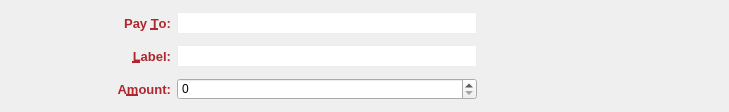
Before: the Qt Designer form src/qt/forms/sendcoinsentry.ui in LIMXTEC/Megacoin, drawn with Qt 5.
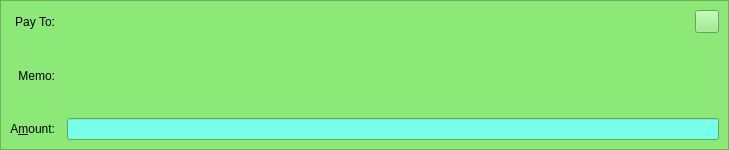
After: the same form once the commit is applied. The open tabs and pages were chosen to show the change. Icons and pictures are not drawn. Custom widgets are drawn as their Qt base class.

```diff
--- a/src/qt/forms/sendcoinsentry.ui
+++ b/src/qt/forms/sendcoinsentry.ui
@@ -1,402 +1,1221 @@
 <?xml version="1.0" encoding="UTF-8"?>
 <ui version="4.0">
  <class>SendCoinsEntry</class>
- <widget class="QFrame" name="SendCoinsEntry">
+ <widget class="QStackedWidget" name="SendCoinsEntry">
   <property name="geometry">
    <rect>
     <x>0</x>
     <y>0</y>
     <width>729</width>
-    <height>112</height>
+    <height>150</height>
    </rect>
   </property>
-  <property name="sizePolicy">
-   <sizepolicy hsizetype="Preferred" vsizetype="Fixed">
-    <horstretch>0</horstretch>
-    <verstretch>0</verstretch>
-   </sizepolicy>
-  </property>
-  <property name="windowTitle">
-   <string notr="true"/>
-  </property>
-  <property name="styleSheet">
-   <string notr="true">QLabel {
-	color: #AF272E;
-}
-QLineEdit {
-	border: 1px solid #ededed;
-	background-color: white;
-	min-height: 20px;
-}
-QComboBox {
-	border: 1px solid #ededed;
-	background-color: white;
-	min-height: 20px;
-	max-width: 60px;
-}</string>
-  </property>
-  <property name="frameShape">
-   <enum>QFrame::NoFrame</enum>
-  </property>
-  <property name="frameShadow">
-   <enum>QFrame::Sunken</enum>
-  </property>
-  <property name="lineWidth">
-   <number>0</number>
-  </property>
-  <layout class="QGridLayout" name="gridLayout_2">
-   <item row="0" column="0">
-    <spacer name="horizontalSpacer">
-     <property name="orientation">
-      <enum>Qt::Horizontal</enum>
-     </property>
-     <property name="sizeHint" stdset="0">
-      <size>
-       <width>40</width>
-       <height>20</height>
-      </size>
-     </property>
-    </spacer>
-   </item>
-   <item row="0" column="1">
-    <layout class="QGridLayout" name="gridLayout">
-     <property name="verticalSpacing">
-      <number>10</number>
-     </property>
-     <item row="0" column="0">
-      <widget class="QLabel" name="label_2">
-       <property name="font">
-        <font>
-         <pointsize>10</pointsize>
-         <weight>75</weight>
-         <bold>true</bold>
-        </font>
-       </property>
-       <property name="text">
-        <string>Pay &amp;To:</string>
-       </property>
-       <property name="alignment">
-        <set>Qt::AlignRight|Qt::AlignTrailing|Qt::AlignVCenter</set>
-       </property>
-       <property name="buddy">
-        <cstring>payTo</cstring>
-       </property>
-      </widget>
-     </item>
-     <item row="1" column="0">
-      <widget class="QLabel" name="label_4">
-       <property name="font">
-        <font>
-         <pointsize>10</pointsize>
-         <weight>75</weight>
-         <bold>true</bold>
-        </font>
-       </property>
-       <property name="text">
-        <string>&amp;Label:</string>
-       </property>
-       <property name="alignment">
-        <set>Qt::AlignRight|Qt::AlignTrailing|Qt::AlignVCenter</set>
-       </property>
-       <property name="buddy">
-        <cstring>addAsLabel</cstring>
-       </property>
-      </widget>
-     </item>
-     <item row="2" column="0">
-      <widget class="QLabel" name="label">
-       <property name="font">
-        <font>
-         <pointsize>10</pointsize>
-         <weight>75</weight>
-         <bold>true</bold>
-        </font>
-       </property>
-       <property name="text">
-        <string>A&amp;mount:</string>
-       </property>
-       <property name="alignment">
-        <set>Qt::AlignRight|Qt::AlignTrailing|Qt::AlignVCenter</set>
-       </property>
-       <property name="buddy">
-        <cstring>payAmount</cstring>
-       </property>
-      </widget>
-     </item>
-     <item row="2" column="1">
-      <layout class="QHBoxLayout" name="horizontalLayout">
-       <item>
-        <widget class="MegacoinAmountField" name="payAmount">
-         <property name="sizePolicy">
-          <sizepolicy hsizetype="Minimum" vsizetype="Fixed">
-           <horstretch>0</horstretch>
-           <verstretch>0</verstretch>
-          </sizepolicy>
-         </property>
-         <property name="minimumSize">
-          <size>
-           <width>0</width>
-           <height>0</height>
-          </size>
-         </property>
-        </widget>
-       </item>
-      </layout>
-     </item>
-     <item row="1" column="1">
-      <widget class="QValidatedLineEdit" name="addAsLabel">
-       <property name="toolTip">
-        <string>Enter a label for this address to add it to your address book</string>
-       </property>
-      </widget>
-     </item>
-     <item row="0" column="1">
-      <widget class="QValidatedLineEdit" name="payTo">
-       <property name="minimumSize">
-        <size>
-         <width>300</width>
-         <height>22</height>
-        </size>
-       </property>
-       <property name="toolTip">
-        <string>The address to send the payment to (e.g. MNS17iag9jJgTHD1VXjvLCEnZuQ3rJDE9L)</string>
-       </property>
-       <property name="maxLength">
-        <number>34</number>
-       </property>
-      </widget>
-     </item>
-    </layout>
-   </item>
-   <item row="0" column="2">
-    <layout class="QVBoxLayout" name="verticalLayout">
-     <item>
-      <layout class="QHBoxLayout" name="horizontalLayout_2">
-       <item>
-        <widget class="QPushButton" name="addButton">
-         <property name="minimumSize">
-          <size>
-           <width>28</width>
-           <height>28</height>
-          </size>
-         </property>
-         <property name="maximumSize">
-          <size>
-           <width>28</width>
-           <height>28</height>
-          </size>
-         </property>
-         <property name="toolTip">
-          <string>Send to multiple recipients at once</string>
-         </property>
-         <property name="styleSheet">
-          <string notr="true">QPushButton {
-	border: 0px solid gray;
-	image: url(:/res/add_receiver/normal.png);
-}
-
-QPushButton:!enabled {
-	image: url(:/res/add_receiver/disabled.png);
-}
-
-QPushButton:pressed:flat {
-	image: url(:/res/add_receiver/pressed.png);
-}
-
-QPushButton:hover {
-	image: url(:/res/add_receiver/hover.png);
-}</string>
-         </property>
-         <property name="text">
-          <string/>
-         </property>
-         <property name="shortcut">
-          <string>Alt+P</string>
-         </property>
-         <property name="flat">
-          <bool>true</bool>
-         </property>
-        </widget>
-       </item>
-       <item>
-        <widget class="QPushButton" name="pasteButton">
-         <property name="minimumSize">
-          <size>
-           <width>28</width>
-           <height>28</height>
-          </size>
-         </property>
-         <property name="maximumSize">
-          <size>
-           <width>28</width>
-           <height>28</height>
-          </size>
-         </property>
-         <property name="toolTip">
-          <string>Paste address from clipboard</string>
-         </property>
-         <property name="styleSheet">
-          <string notr="true">QPushButton {
-	border: 0px solid gray;
-	image: url(:/res/paste/normal.png);	
-}
-
-QPushButton:!enabled {
-	image: url(:/res/paste/disabled.png);
-}
-
-QPushButton:pressed:flat {
-	image: url(:/res/paste/pressed.png);
-}
-
-QPushButton:hover {
-	image: url(:/res/paste/hover.png);
-}</string>
-         </property>
-         <property name="text">
-          <string/>
-         </property>
-         <property name="shortcut">
-          <string>Alt+A</string>
-         </property>
-         <property name="flat">
-          <bool>true</bool>
-         </property>
-        </widget>
-       </item>
-       <item>
-        <widget class="QPushButton" name="addressBookButton">
-         <property name="minimumSize">
-          <size>
-           <width>28</width>
-           <height>28</height>
-          </size>
-         </property>
-         <property name="maximumSize">
-          <size>
-           <width>28</width>
-           <height>28</height>
-          </size>
-         </property>
-         <property name="toolTip">
-          <string>Choose address from address book</string>
-         </property>
-         <property name="styleSheet">
-          <string notr="true">QPushButton {
-	border: 0px solid gray;
-	image: url(:/res/addressbook/normal.png);
-}
-
-QPushButton:!enabled {
-	image: url(:/res/addressbook/disabled.png);
-}
-
-QPushButton:pressed:flat {
-	image: url(:/res/addressbook/pressed.png);
-}
-
-QPushButton:hover {
-	image: url(:/res/addressbook/hover.png);
-}</string>
-         </property>
-         <property name="text">
-          <string/>
-         </property>
-         <property name="shortcut">
-          <string>Alt+P</string>
-         </property>
-         <property name="flat">
-          <bool>true</bool>
-         </property>
-        </widget>
-       </item>
-       <item>
-        <widget class="QPushButton" name="deleteButton">
-         <property name="minimumSize">
-          <size>
-           <width>28</width>
-           <height>28</height>
-          </size>
-         </property>
-         <property name="maximumSize">
-          <size>
-           <width>28</width>
-           <height>28</height>
-          </size>
-         </property>
-         <property name="toolTip">
-          <string>Remove this recipient</string>
-         </property>
-         <property name="styleSheet">
-          <string notr="true">QPushButton {
-	border: 0px solid gray;
-	image: url(:/res/del_receiver/normal.png);
-}
-
-QPushButton:!enabled {
-	image: url(:/res/del_receiver/disabled.png);
-}
-
-QPushButton:pressed:flat {
-	image: url(:/res/del_receiver/pressed.png);
-}
-
-QPushButton:hover {
-	image: url(:/res/del_receiver/hover.png);
-}</string>
-         </property>
-         <property name="text">
-          <string/>
-         </property>
-         <property name="flat">
-          <bool>true</bool>
-         </property>
-        </widget>
-       </item>
-      </layout>
-     </item>
-     <item>
-      <spacer name="verticalSpacer">
-       <property name="orientation">
-        <enum>Qt::Vertical</enum>
-       </property>
-       <property name="sizeHint" stdset="0">
-        <size>
-         <width>20</width>
-         <height>40</height>
-        </size>
-       </property>
-      </spacer>
-     </item>
-    </layout>
-   </item>
-   <item row="0" column="3">
-    <spacer name="horizontalSpacer_2">
-     <property name="orientation">
-      <enum>Qt::Horizontal</enum>
-     </property>
-     <property name="sizeHint" stdset="0">
-      <size>
-       <width>40</width>
-       <height>20</height>
-      </size>
-     </property>
-    </spacer>
-   </item>
-  </layout>
+  <property name="focusPolicy">
+   <enum>Qt::TabFocus</enum>
+  </property>
+  <property name="autoFillBackground">
+   <bool>false</bool>
+  </property>
+  <widget class="QFrame" name="SendCoins">
+   <property name="toolTip">
+    <string>This is a normal payment.</string>
+   </property>
+   <property name="frameShape">
+    <enum>QFrame::StyledPanel</enum>
+   </property>
+   <property name="frameShadow">
+    <enum>QFrame::Sunken</enum>
+   </property>
+   <layout class="QGridLayout" name="gridLayout">
+    <property name="spacing">
+     <number>12</number>
+    </property>
+    <item row="0" column="0">
+     <widget class="QLabel" name="payToLabel">
+      <property name="text">
+       <string>Pay &amp;To:</string>
+      </property>
+      <property name="alignment">
+       <set>Qt::AlignRight|Qt::AlignTrailing|Qt::AlignVCenter</set>
+      </property>
+      <property name="buddy">
+       <cstring>payTo</cstring>
+      </property>
+     </widget>
+    </item>
+    <item row="0" column="1">
+     <layout class="QHBoxLayout" name="payToLayout">
+      <property name="spacing">
+       <number>0</number>
+      </property>
+      <item>
+       <widget class="QValidatedLineEdit" name="payTo">
+        <property name="toolTip">
+         <string>The Megacoin address to send the payment to</string>
+        </property>
+       </widget>
+      </item>
+      <item>
+       <widget class="QToolButton" name="addressBookButton">
+        <property name="toolTip">
+         <string>Choose previously used address</string>
+        </property>
+        <property name="text">
+         <string/>
+        </property>
+        <property name="icon">
+         <iconset resource="../bitcoin.qrc">
+          <normaloff>:/icons/address-book</normaloff>:/icons/address-book</iconset>
+        </property>
+        <property name="shortcut">
+         <string>Alt+A</string>
+        </property>
+       </widget>
+      </item>
+      <item>
+       <widget class="QToolButton" name="pasteButton">
+        <property name="toolTip">
+         <string>Paste address from clipboard</string>
+        </property>
+        <property name="text">
+         <string/>
+        </property>
+        <property name="icon">
+         <iconset resource="../bitcoin.qrc">
+          <normaloff>:/icons/editpaste</normaloff>:/icons/editpaste</iconset>
+        </property>
+        <property name="shortcut">
+         <string>Alt+P</string>
+        </property>
+       </widget>
+      </item>
+      <item>
+       <widget class="QToolButton" name="deleteButton">
+        <property name="toolTip">
+         <string>Remove this entry</string>
+        </property>
+        <property name="text">
+         <string/>
+        </property>
+        <property name="icon">
+         <iconset resource="../bitcoin.qrc">
+          <normaloff>:/icons/remove</normaloff>:/icons/remove</iconset>
+        </property>
+       </widget>
+      </item>
+     </layout>
+    </item>
+    <item row="1" column="0">
+     <widget class="QLabel" name="labellLabel">
+      <property name="text">
+       <string>&amp;Label:</string>
+      </property>
+      <property name="alignment">
+       <set>Qt::AlignRight|Qt::AlignTrailing|Qt::AlignVCenter</set>
+      </property>
+      <property name="buddy">
+       <cstring>addAsLabel</cstring>
+      </property>
+     </widget>
+    </item>
+    <item row="1" column="1">
+     <widget class="QLineEdit" name="addAsLabel">
+      <property name="toolTip">
+       <string>Enter a label for this address to add it to the list of used addresses</string>
+      </property>
+     </widget>
+    </item>
+    <item row="2" column="0">
+     <widget class="QLabel" name="amountLabel">
+      <property name="text">
+       <string>A&amp;mount:</string>
+      </property>
+      <property name="alignment">
+       <set>Qt::AlignRight|Qt::AlignTrailing|Qt::AlignVCenter</set>
+      </property>
+      <property name="buddy">
+       <cstring>payAmount</cstring>
+      </property>
+     </widget>
+    </item>
+    <item row="2" column="1">
+     <widget class="BitcoinAmountField" name="payAmount"/>
+    </item>
+    <item row="3" column="0">
+     <widget class="QLabel" name="messageLabel">
+      <property name="text">
+       <string>Message:</string>
+      </property>
+      <property name="alignment">
+       <set>Qt::AlignRight|Qt::AlignTrailing|Qt::AlignVCenter</set>
+      </property>
+     </widget>
+    </item>
+    <item row="3" column="1">
+     <widget class="QLabel" name="messageTextLabel">
+      <property name="toolTip">
+       <string>A message that was attached to the megacoin: URI which will be stored with the transaction for your reference. Note: This message will not be sent over the Megacoin network.</string>
+      </property>
+      <property name="textFormat">
+       <enum>Qt::PlainText</enum>
+      </property>
+     </widget>
+    </item>
+   </layout>
+  </widget>
+  <widget class="QFrame" name="SendCoins_InsecurePaymentRequest">
+   <property name="palette">
+    <palette>
+     <active>
+      <colorrole role="WindowText">
+       <brush brushstyle="SolidPattern">
+        <color alpha="255">
+         <red>0</red>
+         <green>0</green>
+         <blue>0</blue>
+        </color>
+       </brush>
+      </colorrole>
+      <colorrole role="Button">
+       <brush brushstyle="SolidPattern">
+        <color alpha="255">
+         <red>255</red>
+         <green>255</green>
+         <blue>127</blue>
+        </color>
+       </brush>
+      </colorrole>
+      <colorrole role="Light">
+       <brush brushstyle="SolidPattern">
+        <color alpha="255">
+         <red>255</red>
+         <green>255</green>
+         <blue>255</blue>
+        </color>
+       </brush>
+      </colorrole>
+      <colorrole role="Midlight">
+       <brush brushstyle="SolidPattern">
+        <color alpha="255">
+         <red>255</red>
+         <green>255</green>
+         <blue>191</blue>
+        </color>
+       </brush>
+      </colorrole>
+      <colorrole role="Dark">
+       <brush brushstyle="SolidPattern">
+        <color alpha="255">
+         <red>127</red>
+         <green>127</green>
+         <blue>63</blue>
+        </color>
+       </brush>
+      </colorrole>
+      <colorrole role="Mid">
+       <brush brushstyle="SolidPattern">
+        <color alpha="255">
+         <red>170</red>
+         <green>170</green>
+         <blue>84</blue>
+        </color>
+       </brush>
+      </colorrole>
+      <colorrole role="Text">
+       <brush brushstyle="SolidPattern">
+        <color alpha="255">
+         <red>0</red>
+         <green>0</green>
+         <blue>0</blue>
+        </color>
+       </brush>
+      </colorrole>
+      <colorrole role="BrightText">
+       <brush brushstyle="SolidPattern">
+        <color alpha="255">
+         <red>255</red>
+         <green>255</green>
+         <blue>255</blue>
+        </color>
+       </brush>
+      </colorrole>
+      <colorrole role="ButtonText">
+       <brush brushstyle="SolidPattern">
+        <color alpha="255">
+         <red>0</red>
+         <green>0</green>
+         <blue>0</blue>
+        </color>
+       </brush>
+      </colorrole>
+      <colorrole role="Base">
+       <brush brushstyle="SolidPattern">
+        <color alpha="255">
+         <red>255</red>
+         <green>255</green>
+         <blue>255</blue>
+        </color>
+       </brush>
+      </colorrole>
+      <colorrole role="Window">
+       <brush brushstyle="SolidPattern">
+        <color alpha="255">
+         <red>255</red>
+         <green>255</green>
+         <blue>127</blue>
+        </color>
+       </brush>
+      </colorrole>
+      <colorrole role="Shadow">
+       <brush brushstyle="SolidPattern">
+        <color alpha="255">
+         <red>0</red>
+         <green>0</green>
+         <blue>0</blue>
+        </color>
+       </brush>
+      </colorrole>
+      <colorrole role="AlternateBase">
+       <brush brushstyle="SolidPattern">
+        <color alpha="255">
+         <red>255</red>
+         <green>255</green>
+         <blue>191</blue>
+        </color>
+       </brush>
+      </colorrole>
+      <colorrole role="ToolTipBase">
+       <brush brushstyle="SolidPattern">
+        <color alpha="255">
+         <red>255</red>
+         <green>255</green>
+         <blue>220</blue>
+        </color>
+       </brush>
+      </colorrole>
+      <colorrole role="ToolTipText">
+       <brush brushstyle="SolidPattern">
+        <color alpha="255">
+         <red>0</red>
+         <green>0</green>
+         <blue>0</blue>
+        </color>
+       </brush>
+      </colorrole>
+     </active>
+     <inactive>
+      <colorrole role="WindowText">
+       <brush brushstyle="SolidPattern">
+        <color alpha="255">
+         <red>0</red>
+         <green>0</green>
+         <blue>0</blue>
+        </color>
+       </brush>
+      </colorrole>
+      <colorrole role="Button">
+       <brush brushstyle="SolidPattern">
+        <color alpha="255">
+         <red>255</red>
+         <green>255</green>
+         <blue>127</blue>
+        </color>
+       </brush>
+      </colorrole>
+      <colorrole role="Light">
+       <brush brushstyle="SolidPattern">
+        <color alpha="255">
+         <red>255</red>
+         <green>255</green>
+         <blue>255</blue>
+        </color>
+       </brush>
+      </colorrole>
+      <colorrole role="Midlight">
+       <brush brushstyle="SolidPattern">
+        <color alpha="255">
+         <red>255</red>
+         <green>255</green>
+         <blue>191</blue>
+        </color>
+       </brush>
+      </colorrole>
+      <colorrole role="Dark">
+       <brush brushstyle="SolidPattern">
+        <color alpha="255">
+         <red>127</red>
+         <green>127</green>
+         <blue>63</blue>
+        </color>
+       </brush>
+      </colorrole>
+      <colorrole role="Mid">
+       <brush brushstyle="SolidPattern">
+        <color alpha="255">
+         <red>170</red>
+         <green>170</green>
+         <blue>84</blue>
+        </color>
+       </brush>
+      </colorrole>
+      <colorrole role="Text">
+       <brush brushstyle="SolidPattern">
+        <color alpha="255">
+         <red>0</red>
+         <green>0</green>
+         <blue>0</blue>
+        </color>
+       </brush>
+      </colorrole>
+      <colorrole role="BrightText">
+       <brush brushstyle="SolidPattern">
+        <color alpha="255">
+         <red>255</red>
+         <green>255</green>
+         <blue>255</blue>
+        </color>
+       </brush>
+      </colorrole>
+      <colorrole role="ButtonText">
+       <brush brushstyle="SolidPattern">
+        <color alpha="255">
+         <red>0</red>
+         <green>0</green>
+         <blue>0</blue>
+        </color>
+       </brush>
+      </colorrole>
+      <colorrole role="Base">
+       <brush brushstyle="SolidPattern">
+        <color alpha="255">
+         <red>255</red>
+         <green>255</green>
+         <blue>255</blue>
+        </color>
+       </brush>
+      </colorrole>
+      <colorrole role="Window">
+       <brush brushstyle="SolidPattern">
+        <color alpha="255">
+         <red>255</red>
+         <green>255</green>
+         <blue>127</blue>
+        </color>
+       </brush>
+      </colorrole>
+      <colorrole role="Shadow">
+       <brush brushstyle="SolidPattern">
+        <color alpha="255">
+         <red>0</red>
+         <green>0</green>
+         <blue>0</blue>
+        </color>
+       </brush>
+      </colorrole>
+      <colorrole role="AlternateBase">
+       <brush brushstyle="SolidPattern">
+        <color alpha="255">
+         <red>255</red>
+         <green>255</green>
+         <blue>191</blue>
+        </color>
+       </brush>
+      </colorrole>
+      <colorrole role="ToolTipBase">
+       <brush brushstyle="SolidPattern">
+        <color alpha="255">
+         <red>255</red>
+         <green>255</green>
+         <blue>220</blue>
+        </color>
+       </brush>
+      </colorrole>
+      <colorrole role="ToolTipText">
+       <brush brushstyle="SolidPattern">
+        <color alpha="255">
+         <red>0</red>
+         <green>0</green>
+         <blue>0</blue>
+        </color>
+       </brush>
+      </colorrole>
+     </inactive>
+     <disabled>
+      <colorrole role="WindowText">
+       <brush brushstyle="SolidPattern">
+        <color alpha="255">
+         <red>127</red>
+         <green>127</green>
+         <blue>63</blue>
+        </color>
+       </brush>
+      </colorrole>
+      <colorrole role="Button">
+       <brush brushstyle="SolidPattern">
+        <color alpha="255">
+         <red>255</red>
+         <green>255</green>
+         <blue>127</blue>
+        </color>
+       </brush>
+      </colorrole>
+      <colorrole role="Light">
+       <brush brushstyle="SolidPattern">
+        <color alpha="255">
+         <red>255</red>
+         <green>255</green>
+         <blue>255</blue>
+        </color>
+       </brush>
+      </colorrole>
+      <colorrole role="Midlight">
+       <brush brushstyle="SolidPattern">
+        <color alpha="255">
+         <red>255</red>
+         <green>255</green>
+         <blue>191</blue>
+        </color>
+       </brush>
+      </colorrole>
+      <colorrole role="Dark">
+       <brush brushstyle="SolidPattern">
+        <color alpha="255">
+         <red>127</red>
+         <green>127</green>
+         <blue>63</blue>
+        </color>
+       </brush>
+      </colorrole>
+      <colorrole role="Mid">
+       <brush brushstyle="SolidPattern">
+        <color alpha="255">
+         <red>170</red>
+         <green>170</green>
+         <blue>84</blue>
+        </color>
+       </brush>
+      </colorrole>
+      <colorrole role="Text">
+       <brush brushstyle="SolidPattern">
+        <color alpha="255">
+         <red>127</red>
+         <green>127</green>
+         <blue>63</blue>
+        </color>
+       </brush>
+      </colorrole>
+      <colorrole role="BrightText">
+       <brush brushstyle="SolidPattern">
+        <color alpha="255">
+         <red>255</red>
+         <green>255</green>
+         <blue>255</blue>
+        </color>
+       </brush>
+      </colorrole>
+      <colorrole role="ButtonText">
+       <brush brushstyle="SolidPattern">
+        <color alpha="255">
+         <red>127</red>
+         <green>127</green>
+         <blue>63</blue>
+        </color>
+       </brush>
+      </colorrole>
+      <colorrole role="Base">
+       <brush brushstyle="SolidPattern">
+        <color alpha="255">
+         <red>255</red>
+         <green>255</green>
+         <blue>127</blue>
+        </color>
+       </brush>
+      </colorrole>
+      <colorrole role="Window">
+       <brush brushstyle="SolidPattern">
+        <color alpha="255">
+         <red>255</red>
+         <green>255</green>
+         <blue>127</blue>
+        </color>
+       </brush>
+      </colorrole>
+      <colorrole role="Shadow">
+       <brush brushstyle="SolidPattern">
+        <color alpha="255">
+         <red>0</red>
+         <green>0</green>
+         <blue>0</blue>
+        </color>
+       </brush>
+      </colorrole>
+      <colorrole role="AlternateBase">
+       <brush brushstyle="SolidPattern">
+        <color alpha="255">
+         <red>255</red>
+         <green>255</green>
+         <blue>127</blue>
+        </color>
+       </brush>
+      </colorrole>
+      <colorrole role="ToolTipBase">
+       <brush brushstyle="SolidPattern">
+        <color alpha="255">
+         <red>255</red>
+         <green>255</green>
+         <blue>220</blue>
+        </color>
+       </brush>
+      </colorrole>
+      <colorrole role="ToolTipText">
+       <brush brushstyle="SolidPattern">
+        <color alpha="255">
+         <red>0</red>
+         <green>0</green>
+         <blue>0</blue>
+        </color>
+       </brush>
+      </colorrole>
+     </disabled>
+    </palette>
+   </property>
+   <property name="toolTip">
+    <string>This is an unverified payment request.</string>
+   </property>
+   <property name="autoFillBackground">
+    <bool>true</bool>
+   </property>
+   <property name="frameShape">
+    <enum>QFrame::StyledPanel</enum>
+   </property>
+   <property name="frameShadow">
+    <enum>QFrame::Sunken</enum>
+   </property>
+   <layout class="QGridLayout" name="gridLayout_is">
+    <property name="spacing">
+     <number>12</number>
+    </property>
+    <item row="0" column="0">
+     <widget class="QLabel" name="payToLabel_is">
+      <property name="text">
+       <string>Pay To:</string>
+      </property>
+      <property name="alignment">
+       <set>Qt::AlignRight|Qt::AlignTrailing|Qt::AlignVCenter</set>
+      </property>
+     </widget>
+    </item>
+    <item row="0" column="1">
+     <layout class="QHBoxLayout" name="payToLayout_is">
+      <property name="spacing">
+       <number>0</number>
+      </property>
+      <item>
+       <widget class="QLabel" name="payTo_is"/>
+      </item>
+      <item>
+       <widget class="QToolButton" name="deleteButton_is">
+        <property name="toolTip">
+         <string>Remove this entry</string>
+        </property>
+        <property name="text">
+         <string/>
+        </property>
+        <property name="icon">
+         <iconset resource="../bitcoin.qrc">
+          <normaloff>:/icons/remove</normaloff>:/icons/remove</iconset>
+        </property>
+       </widget>
+      </item>
+     </layout>
+    </item>
+    <item row="1" column="0">
+     <widget class="QLabel" name="memoLabel_is">
+      <property name="text">
+       <string>Memo:</string>
+      </property>
+      <property name="alignment">
+       <set>Qt::AlignRight|Qt::AlignTrailing|Qt::AlignVCenter</set>
+      </property>
+     </widget>
+    </item>
+    <item row="1" column="1">
+     <widget class="QLabel" name="memoTextLabel_is">
+      <property name="textFormat">
+       <enum>Qt::PlainText</enum>
+      </property>
+     </widget>
+    </item>
+    <item row="2" column="0">
+     <widget class="QLabel" name="amountLabel_is">
+      <property name="text">
+       <string>A&amp;mount:</string>
+      </property>
+      <property name="alignment">
+       <set>Qt::AlignRight|Qt::AlignTrailing|Qt::AlignVCenter</set>
+      </property>
+      <property name="buddy">
+       <cstring>payAmount_is</cstring>
+      </property>
+     </widget>
+    </item>
+    <item row="2" column="1">
+     <widget class="BitcoinAmountField" name="payAmount_is">
+      <property name="acceptDrops">
+       <bool>false</bool>
+      </property>
+     </widget>
+    </item>
+   </layout>
+  </widget>
+  <widget class="QFrame" name="SendCoins_SecurePaymentRequest">
+   <property name="palette">
+    <palette>
+     <active>
+      <colorrole role="WindowText">
+       <brush brushstyle="SolidPattern">
+        <color alpha="255">
+         <red>0</red>
+         <green>0</green>
+         <blue>0</blue>
+        </color>
+       </brush>
+      </colorrole>
+      <colorrole role="Button">
+       <brush brushstyle="SolidPattern">
+        <color alpha="255">
+         <red>140</red>
+         <green>232</green>
+         <blue>119</blue>
+        </color>
+       </brush>
+      </colorrole>
+      <colorrole role="Light">
+       <brush brushstyle="SolidPattern">
+        <color alpha="255">
+         <red>230</red>
+         <green>255</green>
+         <blue>224</blue>
+        </color>
+       </brush>
+      </colorrole>
+      <colorrole role="Midlight">
+       <brush brushstyle="SolidPattern">
+        <color alpha="255">
+         <red>185</red>
+         <green>243</green>
+         <blue>171</blue>
+        </color>
+       </brush>
+      </colorrole>
+      <colorrole role="Dark">
+       <brush brushstyle="SolidPattern">
+        <color alpha="255">
+         <red>70</red>
+         <green>116</green>
+         <blue>59</blue>
+        </color>
+       </brush>
+      </colorrole>
+      <colorrole role="Mid">
+       <brush brushstyle="SolidPattern">
+        <color alpha="255">
+         <red>93</red>
+         <green>155</green>
+         <blue>79</blue>
+        </color>
+       </brush>
+      </colorrole>
+      <colorrole role="Text">
+       <brush brushstyle="SolidPattern">
+        <color alpha="255">
+         <red>0</red>
+         <green>0</green>
+         <blue>0</blue>
+        </color>
+       </brush>
+      </colorrole>
+      <colorrole role="BrightText">
+       <brush brushstyle="SolidPattern">
+        <color alpha="255">
+         <red>155</red>
+         <green>255</green>
+         <blue>147</blue>
+        </color>
+       </brush>
+      </colorrole>
+      <colorrole role="ButtonText">
+       <brush brushstyle="SolidPattern">
+        <color alpha="255">
+         <red>0</red>
+         <green>0</green>
+         <blue>0</blue>
+        </color>
+       </brush>
+      </colorrole>
+      <colorrole role="Base">
+       <brush brushstyle="SolidPattern">
+        <color alpha="255">
+         <red>119</red>
+         <green>255</green>
+         <blue>233</blue>
+        </color>
+       </brush>
+      </colorrole>
+      <colorrole role="Window">
+       <brush brushstyle="SolidPattern">
+        <color alpha="255">
+         <red>140</red>
+         <green>232</green>
+         <blue>119</blue>
+        </color>
+       </brush>
+      </colorrole>
+      <colorrole role="Shadow">
+       <brush brushstyle="SolidPattern">
+        <color alpha="255">
+         <red>0</red>
+         <green>0</green>
+         <blue>0</blue>
+        </color>
+       </brush>
+      </colorrole>
+      <colorrole role="AlternateBase">
+       <brush brushstyle="SolidPattern">
+        <color alpha="255">
+         <red>197</red>
+         <green>243</green>
+         <blue>187</blue>
+        </color>
+       </brush>
+      </colorrole>
+      <colorrole role="NoRole">
+       <brush brushstyle="SolidPattern">
+        <color alpha="255">
+         <red>125</red>
+         <green>194</green>
+         <blue>122</blue>
+        </color>
+       </brush>
+      </colorrole>
+      <colorrole role="ToolTipBase">
+       <brush brushstyle="SolidPattern">
+        <color alpha="255">
+         <red>255</red>
+         <green>255</green>
+         <blue>220</blue>
+        </color>
+       </brush>
+      </colorrole>
+      <colorrole role="ToolTipText">
+       <brush brushstyle="SolidPattern">
+        <color alpha="255">
+         <red>0</red>
+         <green>0</green>
+         <blue>0</blue>
+        </color>
+       </brush>
+      </colorrole>
+     </active>
+     <inactive>
+      <colorrole role="WindowText">
+       <brush brushstyle="SolidPattern">
+        <color alpha="255">
+         <red>0</red>
+         <green>0</green>
+         <blue>0</blue>
+        </color>
+       </brush>
+      </colorrole>
+      <colorrole role="Button">
+       <brush brushstyle="SolidPattern">
+        <color alpha="255">
+         <red>140</red>
+         <green>232</green>
+         <blue>119</blue>
+        </color>
+       </brush>
+      </colorrole>
+      <colorrole role="Light">
+       <brush brushstyle="SolidPattern">
+        <color alpha="255">
+         <red>230</red>
+         <green>255</green>
+         <blue>224</blue>
+        </color>
+       </brush>
+      </colorrole>
+      <colorrole role="Midlight">
+       <brush brushstyle="SolidPattern">
+        <color alpha="255">
+         <red>185</red>
+         <green>243</green>
+         <blue>171</blue>
+        </color>
+       </brush>
+      </colorrole>
+      <colorrole role="Dark">
+       <brush brushstyle="SolidPattern">
+        <color alpha="255">
+         <red>70</red>
+         <green>116</green>
+         <blue>59</blue>
+        </color>
+       </brush>
+      </colorrole>
+      <colorrole role="Mid">
+       <brush brushstyle="SolidPattern">
+        <color alpha="255">
+         <red>93</red>
+         <green>155</green>
+         <blue>79</blue>
+        </color>
+       </brush>
+      </colorrole>
+      <colorrole role="Text">
+       <brush brushstyle="SolidPattern">
+        <color alpha="255">
+         <red>0</red>
+         <green>0</green>
+         <blue>0</blue>
+        </color>
+       </brush>
+      </colorrole>
+      <colorrole role="BrightText">
+       <brush brushstyle="SolidPattern">
+        <color alpha="255">
+         <red>155</red>
+         <green>255</green>
+         <blue>147</blue>
+        </color>
+       </brush>
+      </colorrole>
+      <colorrole role="ButtonText">
+       <brush brushstyle="SolidPattern">
+        <color alpha="255">
+         <red>0</red>
+         <green>0</green>
+         <blue>0</blue>
+        </color>
+       </brush>
+      </colorrole>
+      <colorrole role="Base">
+       <brush brushstyle="SolidPattern">
+        <color alpha="255">
+         <red>119</red>
+         <green>255</green>
+         <blue>233</blue>
+        </color>
+       </brush>
+      </colorrole>
+      <colorrole role="Window">
+       <brush brushstyle="SolidPattern">
+        <color alpha="255">
+         <red>140</red>
+         <green>232</green>
+         <blue>119</blue>
+        </color>
+       </brush>
+      </colorrole>
+      <colorrole role="Shadow">
+       <brush brushstyle="SolidPattern">
+        <color alpha="255">
+         <red>0</red>
+         <green>0</green>
+         <blue>0</blue>
+        </color>
+       </brush>
+      </colorrole>
+      <colorrole role="AlternateBase">
+       <brush brushstyle="SolidPattern">
+        <color alpha="255">
+         <red>197</red>
+         <green>243</green>
+         <blue>187</blue>
+        </color>
+       </brush>
+      </colorrole>
+      <colorrole role="NoRole">
+       <brush brushstyle="SolidPattern">
+        <color alpha="255">
+         <red>125</red>
+         <green>194</green>
+         <blue>122</blue>
+        </color>
+       </brush>
+      </colorrole>
+      <colorrole role="ToolTipBase">
+       <brush brushstyle="SolidPattern">
+        <color alpha="255">
+         <red>255</red>
+         <green>255</green>
+         <blue>220</blue>
+        </color>
+       </brush>
+      </colorrole>
+      <colorrole role="ToolTipText">
+       <brush brushstyle="SolidPattern">
+        <color alpha="255">
+         <red>0</red>
+         <green>0</green>
+         <blue>0</blue>
+        </color>
+       </brush>
+      </colorrole>
+     </inactive>
+     <disabled>
+      <colorrole role="WindowText">
+       <brush brushstyle="SolidPattern">
+        <color alpha="255">
+         <red>70</red>
+         <green>116</green>
+         <blue>59</blue>
+        </color>
+       </brush>
+      </colorrole>
+      <colorrole role="Button">
+       <brush brushstyle="SolidPattern">
+        <color alpha="255">
+         <red>140</red>
+         <green>232</green>
+         <blue>119</blue>
+        </color>
+       </brush>
+      </colorrole>
+      <colorrole role="Light">
+       <brush brushstyle="SolidPattern">
+        <color alpha="255">
+         <red>230</red>
+         <green>255</green>
+         <blue>224</blue>
+        </color>
+       </brush>
+      </colorrole>
+      <colorrole role="Midlight">
+       <brush brushstyle="SolidPattern">
+        <color alpha="255">
+         <red>185</red>
+         <green>243</green>
+         <blue>171</blue>
+        </color>
+       </brush>
+      </colorrole>
+      <colorrole role="Dark">
+       <brush brushstyle="SolidPattern">
+        <color alpha="255">
+         <red>70</red>
+         <green>116</green>
+         <blue>59</blue>
+        </color>
+       </brush>
+      </colorrole>
+      <colorrole role="Mid">
+       <brush brushstyle="SolidPattern">
+        <color alpha="255">
+         <red>93</red>
+         <green>155</green>
+         <blue>79</blue>
+        </color>
+       </brush>
+      </colorrole>
+      <colorrole role="Text">
+       <brush brushstyle="SolidPattern">
+        <color alpha="255">
+         <red>70</red>
+         <green>116</green>
+         <blue>59</blue>
+        </color>
+       </brush>
+      </colorrole>
+      <colorrole role="BrightText">
+       <brush brushstyle="SolidPattern">
+        <color alpha="255">
+         <red>155</red>
+         <green>255</green>
+         <blue>147</blue>
+        </color>
+       </brush>
+      </colorrole>
+      <colorrole role="ButtonText">
+       <brush brushstyle="SolidPattern">
+        <color alpha="255">
+         <red>70</red>
+         <green>116</green>
+         <blue>59</blue>
+        </color>
+       </brush>
+      </colorrole>
+      <colorrole role="Base">
+       <brush brushstyle="SolidPattern">
+        <color alpha="255">
+         <red>140</red>
+         <green>232</green>
+         <blue>119</blue>
+        </color>
+       </brush>
+      </colorrole>
+      <colorrole role="Window">
+       <brush brushstyle="SolidPattern">
+        <color alpha="255">
+         <red>140</red>
+         <green>232</green>
+         <blue>119</blue>
+        </color>
+       </brush>
+      </colorrole>
+      <colorrole role="Shadow">
+       <brush brushstyle="SolidPattern">
+        <color alpha="255">
+         <red>0</red>
+         <green>0</green>
+         <blue>0</blue>
+        </color>
+       </brush>
+      </colorrole>
+      <colorrole role="AlternateBase">
+       <brush brushstyle="SolidPattern">
+        <color alpha="255">
+         <red>140</red>
+         <green>232</green>
+         <blue>119</blue>
+        </color>
+       </brush>
+      </colorrole>
+      <colorrole role="NoRole">
+       <brush brushstyle="SolidPattern">
+        <color alpha="255">
+         <red>125</red>
+         <green>194</green>
+         <blue>122</blue>
+        </color>
+       </brush>
+      </colorrole>
+      <colorrole role="ToolTipBase">
+       <brush brushstyle="SolidPattern">
+        <color alpha="255">
+         <red>255</red>
+         <green>255</green>
+         <blue>220</blue>
+        </color>
+       </brush>
+      </colorrole>
+      <colorrole role="ToolTipText">
+       <brush brushstyle="SolidPattern">
+        <color alpha="255">
+         <red>0</red>
+         <green>0</green>
+         <blue>0</blue>
+        </color>
+       </brush>
+      </colorrole>
+     </disabled>
+    </palette>
+   </property>
+   <property name="toolTip">
+    <string>This is a verified payment request.</string>
+   </property>
+   <property name="autoFillBackground">
+    <bool>true</bool>
+   </property>
+   <property name="frameShape">
+    <enum>QFrame::StyledPanel</enum>
+   </property>
+   <property name="frameShadow">
+    <enum>QFrame::Sunken</enum>
+   </property>
+   <layout class="QGridLayout" name="gridLayout_s">
+    <property name="spacing">
+     <number>12</number>
+    </property>
+    <item row="0" column="0">
+     <widget class="QLabel" name="payToLabel_s">
+      <property name="text">
+       <string>Pay To:</string>
+      </property>
+      <property name="alignment">
+       <set>Qt::AlignRight|Qt::AlignTrailing|Qt::AlignVCenter</set>
+      </property>
+     </widget>
+    </item>
+    <item row="0" column="1">
+     <layout class="QHBoxLayout" name="payToLayout_s">
+      <property name="spacing">
+       <number>0</number>
+      </property>
+      <item>
+       <widget class="QLabel" name="payTo_s">
+        <property name="textFormat">
+         <enum>Qt::PlainText</enum>
+        </property>
+       </widget>
+      </item>
+      <item>
+       <widget class="QToolButton" name="deleteButton_s">
+        <property name="toolTip">
+         <string>Remove this entry</string>
+        </property>
+        <property name="text">
+         <string/>
+        </property>
+        <property name="icon">
+         <iconset resource="../bitcoin.qrc">
+          <normaloff>:/icons/remove</normaloff>:/icons/remove</iconset>
+        </property>
+       </widget>
+      </item>
+     </layout>
+    </item>
+    <item row="1" column="0">
+     <widget class="QLabel" name="memoLabel_s">
+      <property name="text">
+       <string>Memo:</string>
+      </property>
+      <property name="alignment">
+       <set>Qt::AlignRight|Qt::AlignTrailing|Qt::AlignVCenter</set>
+      </property>
+     </widget>
+    </item>
+    <item row="1" column="1">
+     <widget class="QLabel" name="memoTextLabel_s">
+      <property name="textFormat">
+       <enum>Qt::PlainText</enum>
+      </property>
+     </widget>
+    </item>
+    <item row="2" column="0">
+     <widget class="QLabel" name="amountLabel_s">
+      <property name="text">
+       <string>A&amp;mount:</string>
+      </property>
+      <property name="alignment">
+       <set>Qt::AlignRight|Qt::AlignTrailing|Qt::AlignVCenter</set>
+      </property>
+      <property name="buddy">
+       <cstring>payAmount_s</cstring>
+      </property>
+     </widget>
+    </item>
+    <item row="2" column="1">
+     <widget class="BitcoinAmountField" name="payAmount_s">
+      <property name="acceptDrops">
+       <bool>false</bool>
+      </property>
+     </widget>
+    </item>
+   </layout>
+  </widget>
  </widget>
  <customwidgets>
-  <customwidget>
-   <class>MegacoinAmountField</class>
-   <extends>QSpinBox</extends>
-   <header>megacoinamountfield.h</header>
-   <container>1</container>
-  </customwidget>
   <customwidget>
    <class>QValidatedLineEdit</class>
    <extends>QLineEdit</extends>
    <header>qvalidatedlineedit.h</header>
   </customwidget>
+  <customwidget>
+   <class>BitcoinAmountField</class>
+   <extends>QLineEdit</extends>
+   <header>bitcoinamountfield.h</header>
+  </customwidget>
  </customwidgets>
  <resources/>
  <connections/>
```
Left out of the diff: 21 changed lines with no effect on the pictures.
